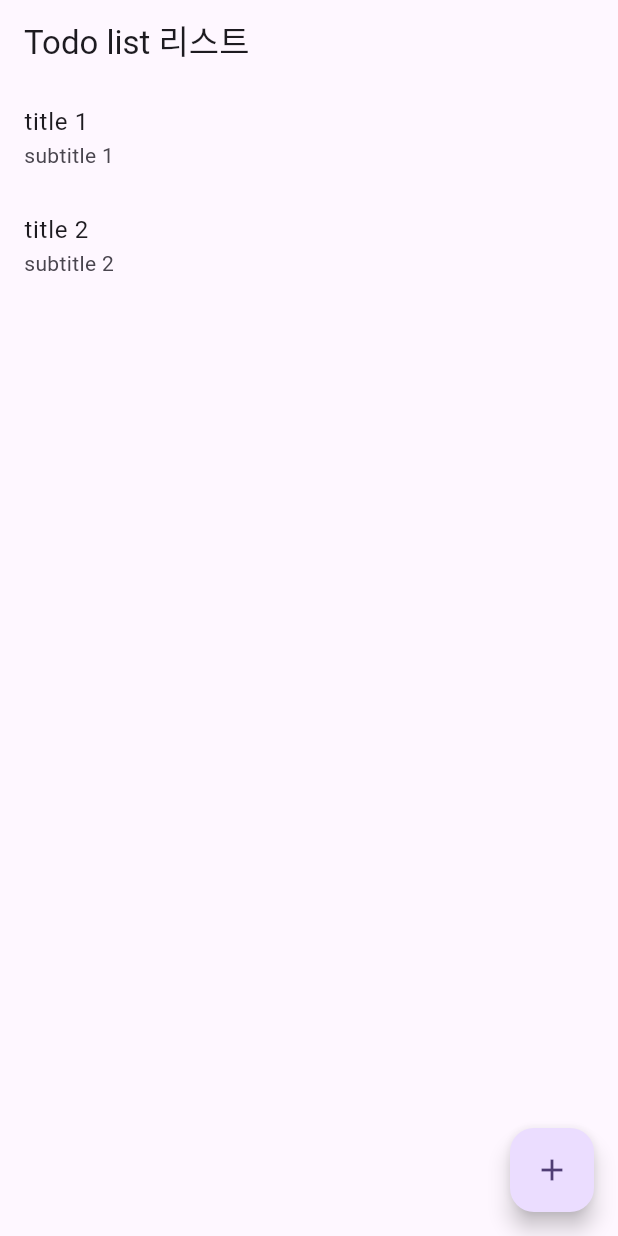
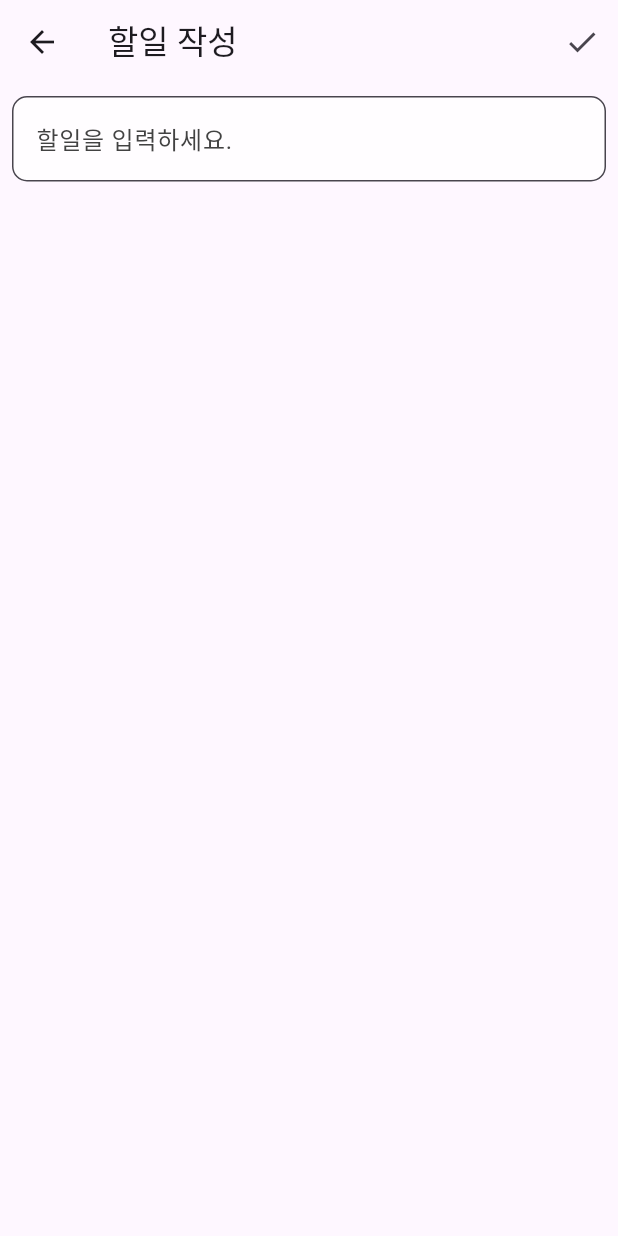
Before and after one commit to kimlg2/todolist, a Flutter app: the screen it shows after launch, after a tap on the "add" icon, on a phone screen of 412 x 824 dp. Run offline on Flutter 3.47's test engine with Material 3 defaults, Android fonts, the phone set to English and light mode, and no system bars.

```diff
--- /dev/null
+++ b/lib/create_screen.dart
@@ -0,0 +1,33 @@
+import 'package:flutter/material.dart';
+
+class CreateScreen extends StatelessWidget {
+  const CreateScreen({Key? key}) : super(key: key);
+
+  @override
+  Widget build(BuildContext context) {
+    return  Scaffold(
+      appBar: AppBar(
+        title: const Text('할일 작성'),
+        actions: [
+          IconButton(onPressed: () {},
+            icon: const Icon(Icons.done),
+          ),
+        ],
+      ),
+      body: Padding(
+        padding: const EdgeInsets.all(8.0),
+        child: TextField(
+          decoration: InputDecoration(
+            border: OutlineInputBorder(
+              borderRadius: BorderRadius.circular(10.0),
+            ),
+            hintStyle: TextStyle(color: Colors.grey[800]),
+            hintText: '할일을 입력하세요.',
+            filled: true,
+            fillColor: Colors.white70,
+          ),
+        ),
+      ),
+    );
+  }
+}
--- a/lib/ㅣist_screen.dart
+++ b/lib/list_screen.dart
@@ -1,4 +1,5 @@
 import 'package:flutter/material.dart';
+import 'package:todolist/create_screen.dart';
 
 class ListScreen extends StatelessWidget {
   const ListScreen({Key? key}) : super(key: key);
@@ -22,7 +23,14 @@ class ListScreen extends StatelessWidget {
         ],
       ),
       floatingActionButton: FloatingActionButton(
-        onPressed: () {  },
+        onPressed: () {
+          Navigator.push(
+              context,
+              MaterialPageRoute(builder: (context) =>
+              const CreateScreen(),
+              ),
+              );
+        },
         child: const Icon(Icons.add),
       ),
     );
--- a/lib/main.dart
+++ b/lib/main.dart
@@ -1,5 +1,5 @@
 import 'package:flutter/material.dart';
-import 'package:todolist/%E3%85%A3ist_screen.dart';
+import 'package:todolist/list_screen.dart';
 
 void main() {
   runApp(const MyApp());
```
